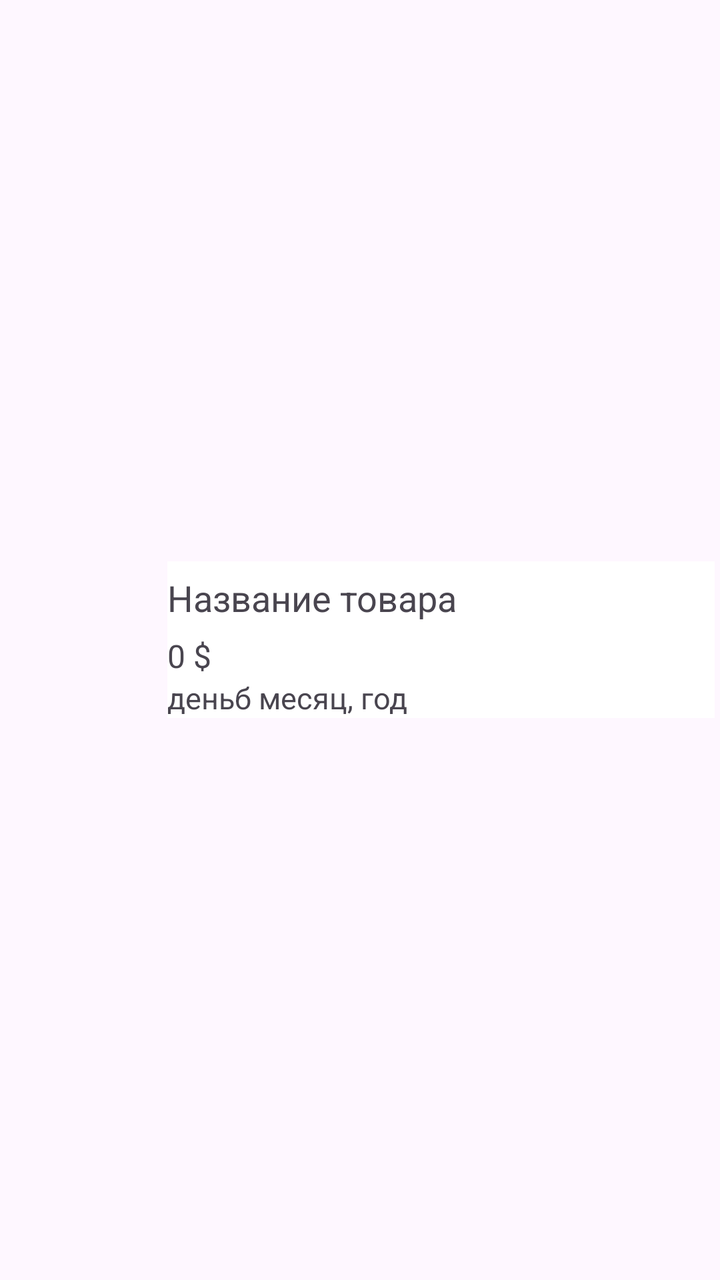
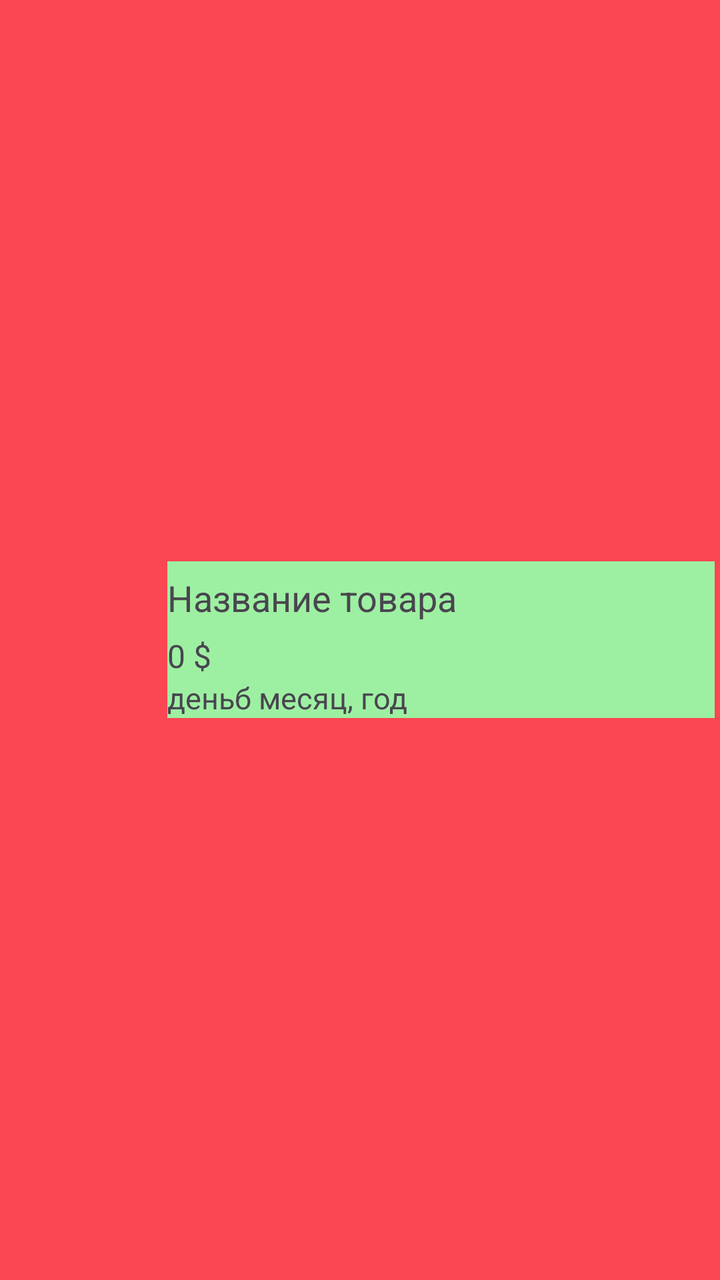

Screens rendered from an Android XML layout before and after an edit, with the pre-edit source and the edit as a unified diff.
<!-- AndroidManifest.xml: application theme Theme.MyApplicationShopNew -->
<!-- res/layout/item_history.xml -->
<?xml version="1.0" encoding="utf-8"?>
<LinearLayout
    xmlns:android="http://schemas.android.com/apk/res/android"
    android:layout_width="match_parent"
    android:layout_height="wrap_content"
    android:orientation="horizontal"
    android:padding="8px"
    android:gravity="center_vertical">


    <ImageView
        android:id="@+id/tvHistoryImge"
        android:layout_width="64dp"
        android:layout_height="64dp"
        android:layout_marginRight="17dp"/>

    <LinearLayout
        android:layout_weight="1"
        android:layout_width="0dp"
        android:layout_height="wrap_content"
        android:orientation="vertical"
        android:background="@color/white">

        <TextView
            android:id="@+id/tvHistoryName"
            android:layout_width="wrap_content"
            android:layout_height="wrap_content"
            android:text="Название товара"
            android:textSize="18sp"
            android:layout_marginVertical="6dp"/>


        <TextView
            android:id="@+id/tvproutctPrice"
            android:layout_width="wrap_content"
            android:layout_height="wrap_content"
            android:text="0 $"
            android:textSize="16sp"/>

        <TextView
            android:id="@+id/tvproutctDate"
            android:layout_width="wrap_content"
            android:layout_height="wrap_content"
            android:text="деньб месяц, год"
            android:textSize="15sp"/>

    </LinearLayout>




</LinearLayout>
<!-- resources referenced by this layout -->
<resources>
  <color name="white">#FFFFFFFF</color>
  <style name="Theme.MyApplicationShopNew" parent="Base.Theme.MyApplicationShopNew" />
  <style name="Base.Theme.MyApplicationShopNew" parent="Theme.Material3.DayNight.NoActionBar">
          
          
      </style>
</resources>

<!-- the commit's change to res/layout/item_history.xml (unified diff, before → after) -->
@@ -5,7 +5,8 @@
     android:layout_height="wrap_content"
     android:orientation="horizontal"
     android:padding="8px"
-    android:gravity="center_vertical">
+    android:gravity="center_vertical"
+    android:background="#FB4654">
 
 
     <ImageView
@@ -19,7 +20,7 @@
         android:layout_width="0dp"
         android:layout_height="wrap_content"
         android:orientation="vertical"
-        android:background="@color/white">
+        android:background="#9DF0A1">
 
         <TextView
             android:id="@+id/tvHistoryName"
<!-- resource entries referenced after the edit -->
@@ -1,6 +1,5 @@
 <!-- resources referenced by this layout -->
 <resources>
-  <color name="white">#FFFFFFFF</color>
   <style name="Theme.MyApplicationShopNew" parent="Base.Theme.MyApplicationShopNew" />
   <style name="Base.Theme.MyApplicationShopNew" parent="Theme.Material3.DayNight.NoActionBar">
           
